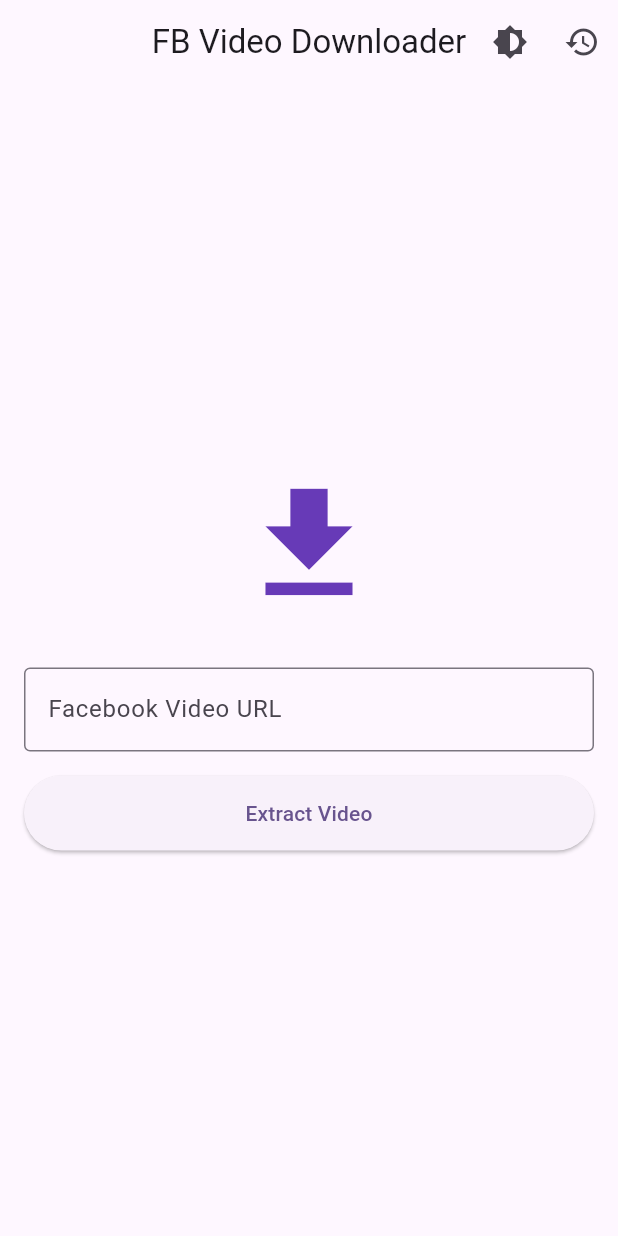
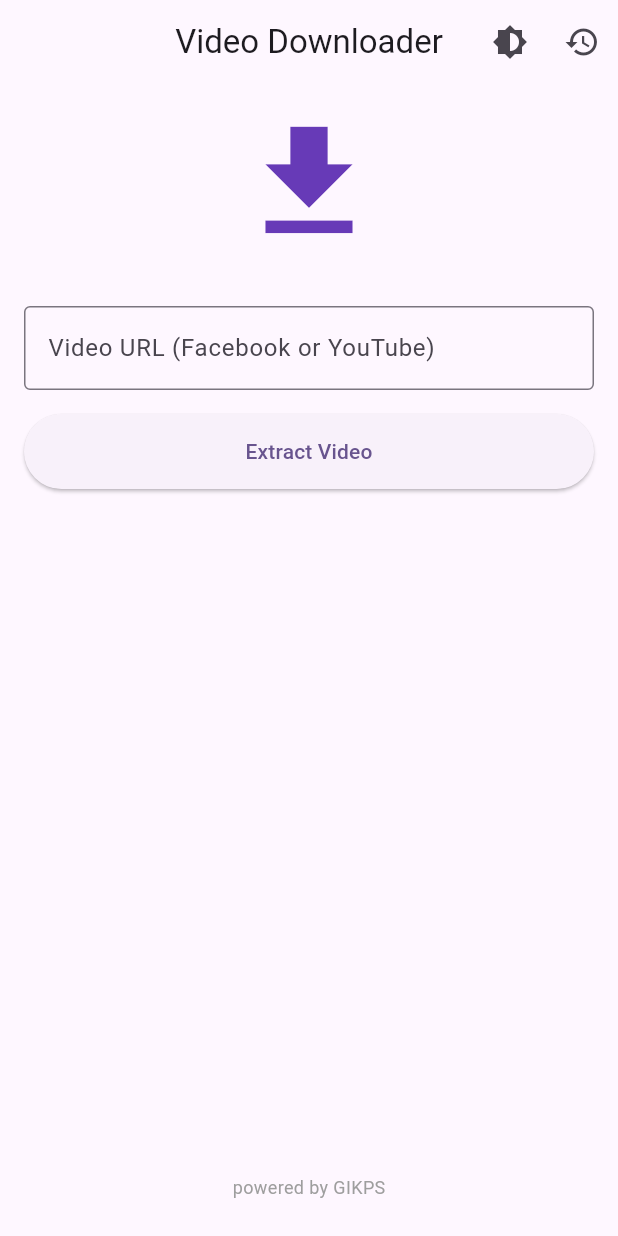
Before and after one commit to GabrielIkpolo/facebook-vid-downloader, a Flutter app: the screen it shows after launch, on a phone screen of 412 x 824 dp. Run offline on Flutter 3.47's test engine with Material 3 defaults, Android fonts, the phone set to English and light mode, and no system bars; our stand-ins replace dio, flutter_riverpod, freezed_annotation, permission_handler, sqflite, sqflite_common_ffi; missing offline and left inert: gal; accounts and stored records are empty.

Commit message:
implemented enhanced youtube downlaod plus facebook

```diff
--- a/facebook_vid_downloader/lib/features/downloader/domain/entities/download_status.dart
+++ b/facebook_vid_downloader/lib/features/downloader/domain/entities/download_status.dart
@@ -1,4 +1,4 @@
-enum DownloadState { idle, downloading, completed, error }
+enum DownloadState { idle, initiating, downloading, completed, error }
 
 class DownloadStatus {
   final DownloadState state;
--- a/facebook_vid_downloader/lib/features/downloader/presentation/providers/download_notifier.dart
+++ b/facebook_vid_downloader/lib/features/downloader/presentation/providers/download_notifier.dart
@@ -20,7 +20,7 @@
     required VideoFormat format,
     required DownloadService downloadService,
   }) async {
-    state = const AsyncValue.data(DownloadStatus(state: DownloadState.downloading));
+    state = const AsyncValue.data(DownloadStatus(state: DownloadState.initiating));
 
     try {
       // Get directory to save file
--- a/facebook_vid_downloader/lib/features/downloader/presentation/providers/downloader_providers.dart
+++ b/facebook_vid_downloader/lib/features/downloader/presentation/providers/downloader_providers.dart
@@ -11,8 +11,8 @@
 // IMPORTANT FOR PRODUCTION DEPLOYMENT:
 // When you deploy to Render, replace this URL with your Render service URL (e.g., https://facebook-vid-downloader.onrender.com)
 
-// const String kBaseUrl = 'http://localhost:3000'; // Change this for production!
-const String kBaseUrl = 'https://facebook-vid-downloader.onrender.com';
+const String kBaseUrl = 'http://localhost:3000'; // Change this for production!
+// const String kBaseUrl = 'https://facebook-vid-downloader.onrender.com';
 
 // Dio Provider
 final dioProvider = Provider<Dio>((ref) {
--- a/facebook_vid_downloader/lib/features/downloader/presentation/screens/home_screen.dart
+++ b/facebook_vid_downloader/lib/features/downloader/presentation/screens/home_screen.dart
@@ -45,7 +45,7 @@
 
     return Scaffold(
       appBar: AppBar(
-        title: const Text('FB Video Downloader'),
+        title: const Text('Video Downloader'),
         centerTitle: true,
         actions: [
           IconButton(
@@ -76,8 +76,8 @@
             TextField(
               controller: _urlController,
               decoration: const InputDecoration(
-                labelText: 'Facebook Video URL',
-                hintText: 'https://www.facebook.com/watch/?v=...',
+                labelText: 'Video URL (Facebook or YouTube)',
+                hintText: 'https://www.facebook.com/watch/?v=... or https://www.youtube.com/watch?v=...',
                 border: OutlineInputBorder(),
               ),
               keyboardType: TextInputType.url,
@@ -109,6 +109,14 @@
                   style: const TextStyle(color: Colors.red),
                 ),
               ),
+            const Spacer(),
+            const Padding(
+              padding: EdgeInsets.only(top: 16.0, bottom: 8.0),
+              child: Text(
+                'powered by GIKPS',
+                style: TextStyle(color: Colors.grey, fontSize: 12),
+              ),
+            ),
           ],
         ),
       ),
```
Also changed, not shown: facebook_vid_downloader/lib/features/downloader/presentation/screens/selection_screen.dart (+23 -6 lines), 1 other file.
